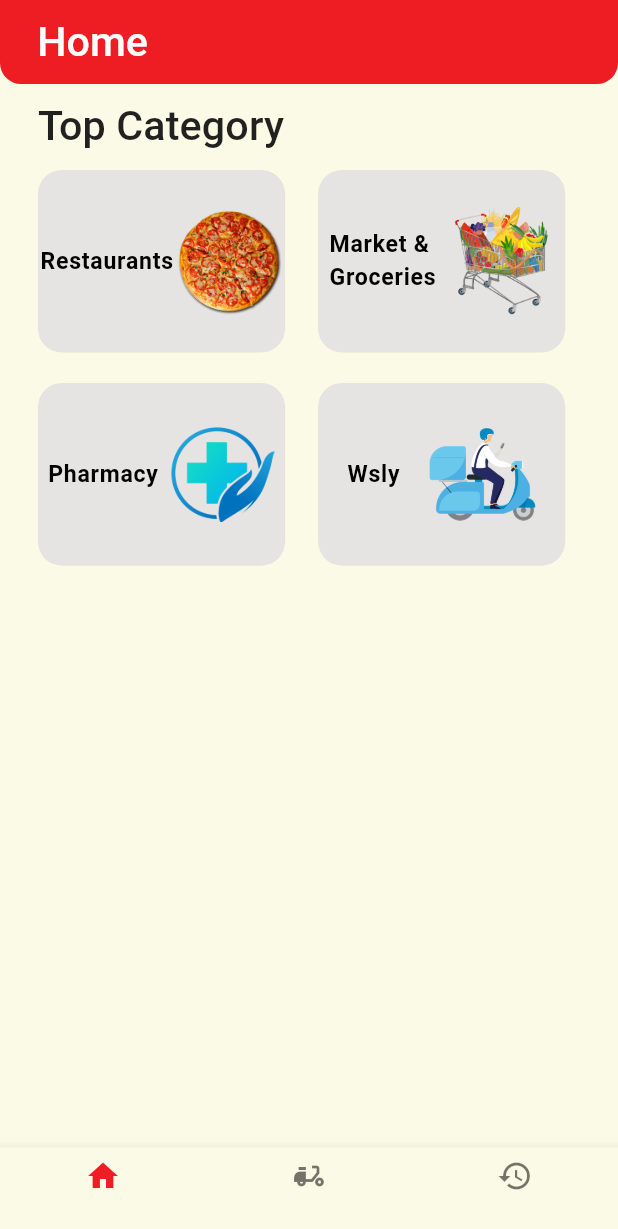
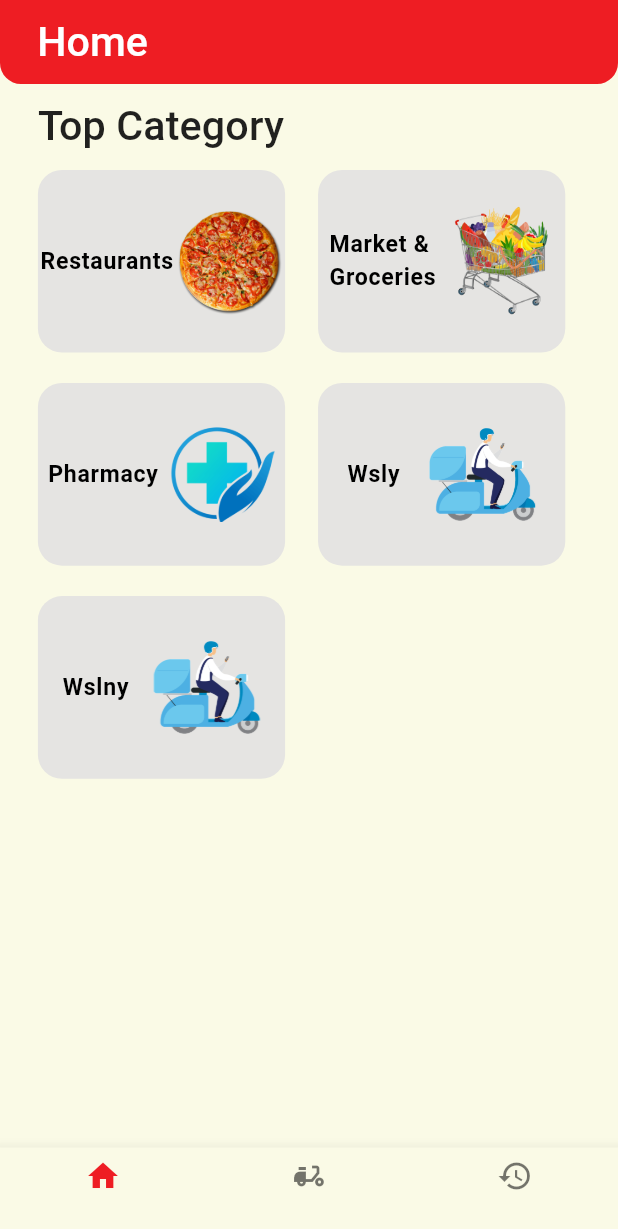
Before and after one commit to MoatazTabl/yalla_otlob, a Flutter app: the UserMainPageScreen screen opened by its route, on a phone screen of 412 x 824 dp. Shown: the top 1229 px of the screen. Run offline on Flutter 3.47's test engine with Material 3 defaults, Android fonts, the phone set to English and light mode, and no system bars; our stand-ins replace cached_network_image, flutter_bloc, flutter_screenutil, flutter_svg, go_router, google_fonts and 2 more; generated files the repository leaves out were written again; network calls fail.

Commit message:
initial wslny

```diff
--- a/assets/translations/app_ar.arb
+++ b/assets/translations/app_ar.arb
@@ -26,6 +26,7 @@
   "pharmacy": "صيدلية",
   "pharmacies": "صيدليات",
   "wsly": "وصلي",
+  "wslny": "وصلني",
   "topCategory": "أهم الفئات",
   "restaurants": "المطاعم",
   "menu": "قائمة طعام",
--- a/assets/translations/app_en.arb
+++ b/assets/translations/app_en.arb
@@ -26,6 +26,7 @@
   "pharmacy": "Pharmacy",
   "pharmacies": "Pharmacies",
   "wsly": "Wsly",
+  "wslny": "Wslny",
   "topCategory": "Top Category",
   "restaurants": "Restaurants",
   "menu": "Menu",
--- a/lib/core/app_router.dart
+++ b/lib/core/app_router.dart
@@ -19,6 +19,7 @@ import 'package:dahab_delivery/features/user/restaurant/presentation/user_order_
 import 'package:dahab_delivery/features/user/pharmacy/presentation/user_pharmacy_page_screen.dart';
 import 'package:dahab_delivery/features/user/restaurant/presentation/user_restaurant_detail_page.dart';
 import 'package:dahab_delivery/features/user/restaurant/presentation/user_restaurant_page_screen.dart';
+import 'package:dahab_delivery/features/user/wslny/presentation/user_wslny_screen_page.dart';
 import 'package:dahab_delivery/features/user/wsly/presentation/user_wsly_screen_page.dart';
 import 'package:flutter/material.dart';
 import 'package:flutter_bloc/flutter_bloc.dart';
@@ -154,6 +155,12 @@ class AppRouter {
         },
       ),
       GoRoute(
+        path: AppStrings.userWslyScreenRoute,
+        builder: (BuildContext context, GoRouterState state) {
+          return const UserWslnyScreenPage();
+        },
+      ),
+      GoRoute(
         path: AppStrings.userMarketScreenRoute,
         builder: (BuildContext context, GoRouterState state) {
           return BlocProvider(
--- a/lib/core/app_strings.dart
+++ b/lib/core/app_strings.dart
@@ -5,7 +5,7 @@ abstract class AppStrings
 
   // routes
     // Auth
-  static String loginScreenRoute="/";
+  static String loginScreenRoute="/a";
   static String signupScreenRoute="/signupScreenRoute";
 
     // Admin
@@ -37,6 +37,7 @@ abstract class AppStrings
   static String userAvailablePharmacyScreenRoute="/userAvailablePharmacyScreenRoute";
   static String userPharmacyScreenRoute="/userPharmacyScreenRoute";
   static String userWslyScreenRoute="/userWslyScreenRoute";
+  static String userWslnyScreenRoute="/userWslnyScreenRoute";
   static String userAvailableMarketScreenRoute="/userAvailableMarketScreenRoute";
   static String userMarketScreenRoute="/userMarketScreenRoute";
 }
--- a/lib/features/user/presentation/user_home_page_screen.dart
+++ b/lib/features/user/presentation/user_home_page_screen.dart
@@ -63,6 +63,13 @@ class HomePageScreen extends StatelessWidget {
                   context.push(AppStrings.userWslyScreenRoute);
                 },
               ),
+            CategoryWidget(
+                categoryName: getAppLocalizations(context)!.wslny,
+                categoryPicPath: AppImages.wslyPic,
+                onTap: () {
+                  context.push(AppStrings.userWslnyScreenRoute);
+                },
+              ),
             ],
           ),
         ],
--- a/lib/features/user/presentation/widgets/order_detail_widget.dart
+++ b/lib/features/user/presentation/widgets/order_detail_widget.dart
@@ -16,7 +16,8 @@ class OrderDetailWidget extends StatelessWidget {
     return Container(
       height: 260.h,
       margin: const EdgeInsets.all(8),
-      padding: const EdgeInsets.all(8),
+      padding: const EdgeInsets.symmetric(horizontal: 8),
+
       decoration: BoxDecoration(
         border: Border.all(
           color: Colors.grey,
```
Also changed, not shown: lib/features/user/wslny/presentation/user_wslny_screen_page.dart (added, +20 -0 lines).
